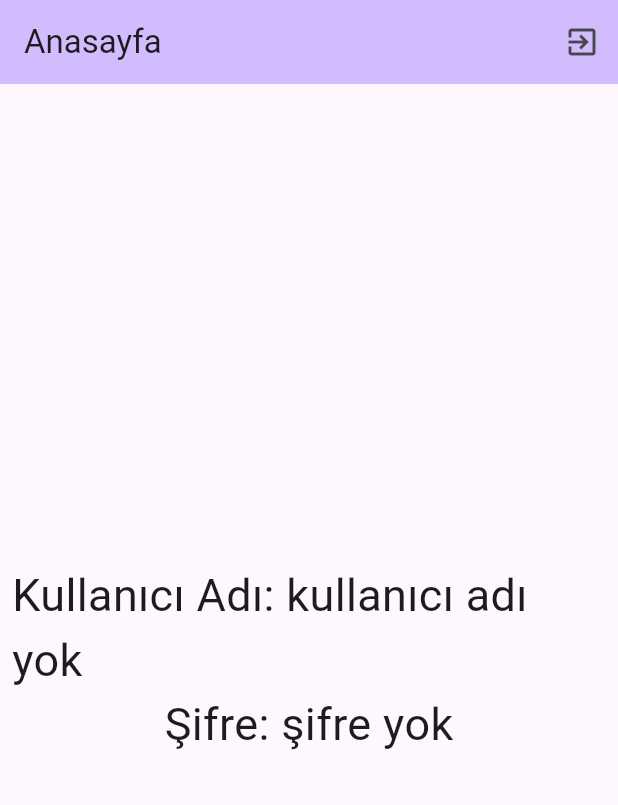
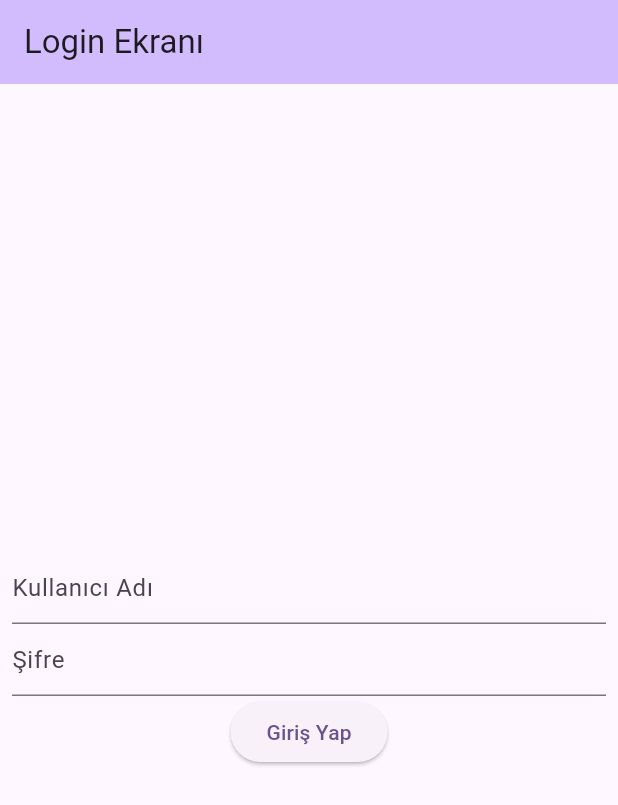
Before and after one commit to MesudSURUCU/sp_login_uygulamasi, a Flutter app: the screen it shows after launch, on a phone screen of 412 x 824 dp. Shown: the top 805 px of the screen. Run offline on Flutter 3.47's test engine with Material 2 defaults, Android fonts, the phone set to English and light mode, and no system bars; our stand-ins replace shared_preferences.

Commit message:
ikinci yükleme

```diff
--- a/lib/main.dart
+++ b/lib/main.dart
@@ -38,7 +38,7 @@ class MyApp extends StatelessWidget {
         builder: (context,snapshot){
           if(snapshot.hasData){
             bool gecisIzni = snapshot.hasData;
-            return gecisIzni ? Anasayfa() : LoginEkrani();
+            return gecisIzni ? LoginEkrani()  : Anasayfa();
           }else{
             return Container();
           }
```
